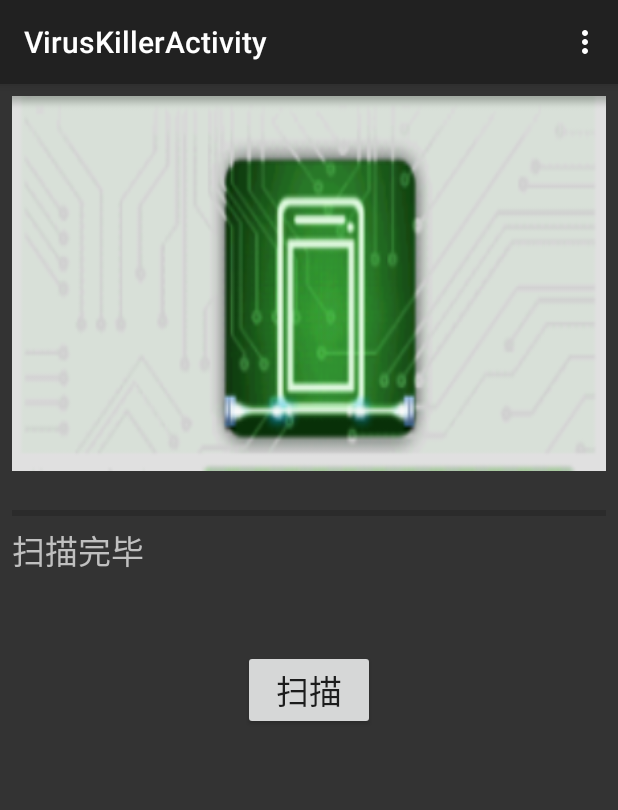
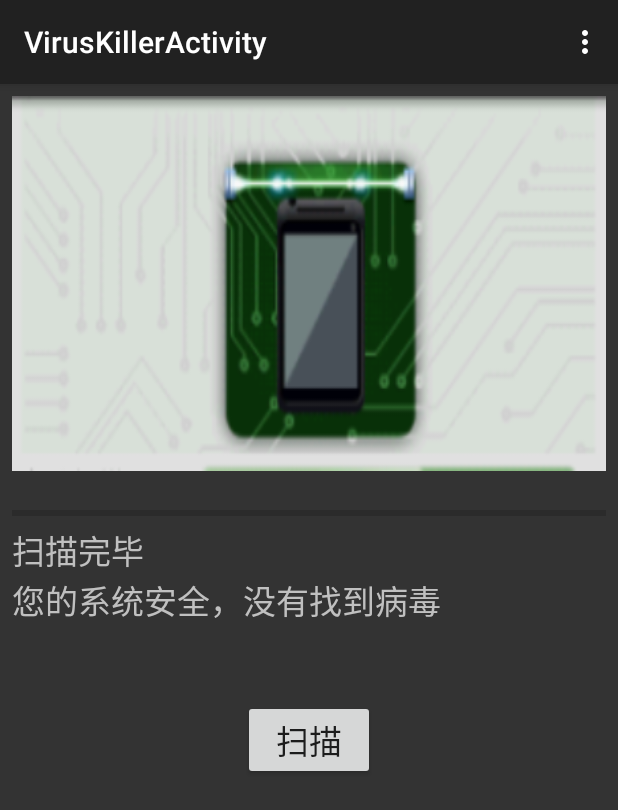
Before and after one commit to michaeltencheck/BlackHorse, an Android app: the VirusKillerActivity screen opened directly, with no data from a screen before it, after a tap on "扫描", on a phone screen of 412 x 824 dp. Shown: the top 810 px of the screen. Run offline under Robolectric (Android 15) with nearby library versions, the phone set to English and light mode, and no system bars; 4 statements that could not run were skipped.

Commit message:
improve the layout of killing virus
improve the layout of killing virus

```diff
--- a/app/src/main/java/com/example/test/mobilesafe/activity/VirusKillerActivity.java
+++ b/app/src/main/java/com/example/test/mobilesafe/activity/VirusKillerActivity.java
@@ -43,6 +43,9 @@ public class VirusKillerActivity extends AppCompatActivity {
     private AnimationDrawable drawable;
     private AssetManager am;
     private SQLiteDatabase database;
+    private TextView detail;
+    private List<String> virus;
+    private int count;
     private String path;
     private String state;
     private Handler handler=new Handler() {
@@ -72,9 +75,12 @@ public class VirusKillerActivity extends AppCompatActivity {
         textView = (TextView) findViewById(R.id.tv_avk_scan);
         progressBar = (ProgressBar) findViewById(R.id.pb_avk_progress);
         button = (Button) findViewById(R.id.bt_avk_scan);
+        virus = new ArrayList<>();
         isClick = false;
         state = Environment.getExternalStorageState();
         am = getAssets();
+        count = 0;
+        detail = (TextView) findViewById(R.id.tv_avk_detail);
 
         if (state.equals(Environment.MEDIA_MOUNTED)) {
             path = Environment.getExternalStorageDirectory().getAbsolutePath() + "/antivirus.db";
@@ -95,7 +101,6 @@ public class VirusKillerActivity extends AppCompatActivity {
                 if (!isClick) {
                     drawable.start();
                     isClick = true;
-                    int count = 0;
                     PackageManager pm = getPackageManager();
                     List<String> strs = new ArrayList<String>();
                     List<PackageInfo> infos = pm.getInstalledPackages
@@ -105,7 +110,7 @@ public class VirusKillerActivity extends AppCompatActivity {
                         String str = c.getColumnName(0);
                         strs.add(str);
                     }
-                    Log.i(TAG, "onClick "+strs.size());
+                    Log.i(TAG, "onClick " + strs.size());
                     c.close();
                     for (PackageInfo info : infos) {
                         android.content.pm.Signature[] signatures = info.signatures;
@@ -115,12 +120,19 @@ public class VirusKillerActivity extends AppCompatActivity {
                         String md5 = MD5Encode.MD5Encoding(si);
                         if (strs.contains(md5)) {
                             count++;
+                            virus.add(info.packageName);
                         }
                         Log.i(TAG, "onClick " + info.packageName);
                         textView.setText("正在扫描" + info.packageName);
                     }
                     textView.setText("扫描完毕");
+                    if (count == 0) {
+                        detail.setText("您的系统安全，没有找到病毒");
+                    } else {
+                        detail.setText("共找到"+count+"个病毒");
+                    }
                     isClick = false;
+                    drawable.stop();
                 }
             }
         });
--- a/app/src/main/res/layout/activity_virus_killer.xml
+++ b/app/src/main/res/layout/activity_virus_killer.xml
@@ -27,6 +27,13 @@
         android:layout_width="match_parent"
         android:layout_height="wrap_content" />
 
+    <TextView
+        android:id="@+id/tv_avk_detail"
+        android:textColor="@color/textcolor"
+        android:textAppearance="@android:style/TextAppearance.Large"
+        android:layout_width="match_parent"
+        android:layout_height="wrap_content" />
+
     <Button
         android:layout_marginTop="50dp"
         android:id="@+id/bt_avk_scan"
```
